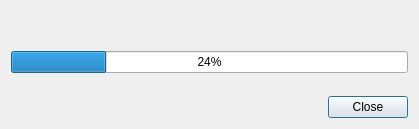
Above: DistUpgrade/fetch-progress.ui from stek29/ubuntu-release-upgrader before the change. Below: the same form after it.
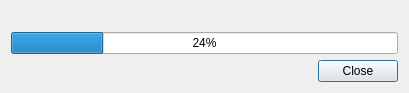
That is the form after the change.

```diff
--- a/DistUpgrade/fetch-progress.ui
+++ b/DistUpgrade/fetch-progress.ui
@@ -1,67 +1,35 @@
 <ui version="4.0" >
  <class>Dialog</class>
- <widget class="QDialog" name="Dialog" >
-  <property name="geometry" >
+ <widget class="QDialog" name="Dialog">
+  <property name="geometry">
    <rect>
     <x>0</x>
     <y>0</y>
-    <width>408</width>
-    <height>129</height>
+    <width>409</width>
+    <height>93</height>
    </rect>
   </property>
   <property name="windowTitle" >
    <string>Dialog</string>
   </property>
-  <layout class="QGridLayout" name="gridLayout_3" >
-   <item row="4" column="0" >
-    <widget class="QWidget" native="1" name="installFrame" >
-     <layout class="QGridLayout" name="gridLayout_2" >
-      <property name="margin" >
-       <number>0</number>
-      </property>
-      <item row="1" column="0" colspan="2" >
-       <widget class="QProgressBar" name="installationProgress" >
-        <property name="value" >
-         <number>24</number>
-        </property>
-       </widget>
-      </item>
-      <item row="3" column="0" colspan="2" >
-       <widget class="QWidget" native="1" name="konsoleFrame" />
-      </item>
-      <item row="4" column="0" colspan="2" >
-       <spacer name="verticalSpacer" >
-        <property name="orientation" >
-         <enum>Qt::Vertical</enum>
-        </property>
-        <property name="sizeHint" stdset="0" >
-         <size>
-          <width>397</width>
-          <height>5</height>
-         </size>
-        </property>
-       </spacer>
-      </item>
-      <item row="0" column="0" colspan="2" >
-       <widget class="QLabel" name="installingLabel" >
-        <property name="text" >
-         <string/>
-        </property>
-       </widget>
-      </item>
-     </layout>
-    </widget>
-   </item>
-   <item row="0" column="0" >
-    <widget class="QLabel" name="titleLabel" >
-     <property name="text" >
+  <layout class="QVBoxLayout" name="verticalLayout">
+   <item>
+    <widget class="QLabel" name="installingLabel">
+     <property name="text">
       <string/>
      </property>
     </widget>
    </item>
-   <item row="5" column="0" >
-    <widget class="QDialogButtonBox" name="buttonBox" >
-     <property name="standardButtons" >
+   <item>
+    <widget class="QProgressBar" name="installationProgress">
+     <property name="value">
+      <number>24</number>
+     </property>
+    </widget>
+   </item>
+   <item>
+    <widget class="QDialogButtonBox" name="buttonBox">
+     <property name="standardButtons">
       <set>QDialogButtonBox::Close</set>
      </property>
     </widget>
```
Left out of the diff: 13 changed lines with no effect on the pictures.
